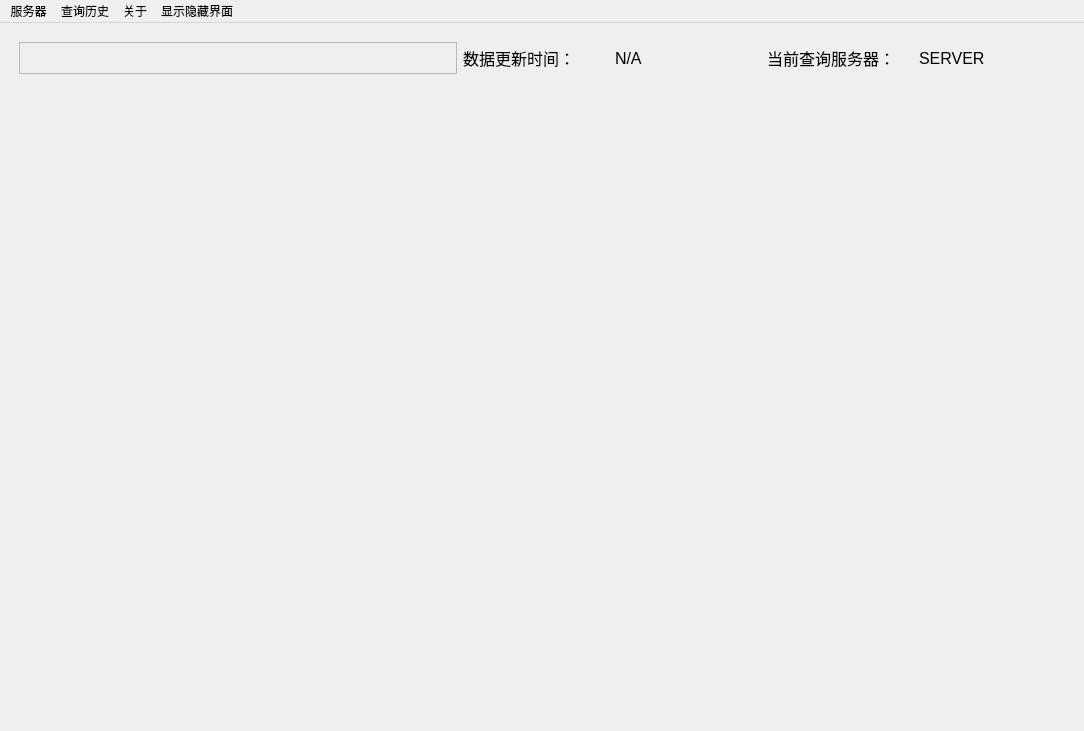
First picture: the form in Paissa.ui, repository NagaResst/Paissa, before the edit.
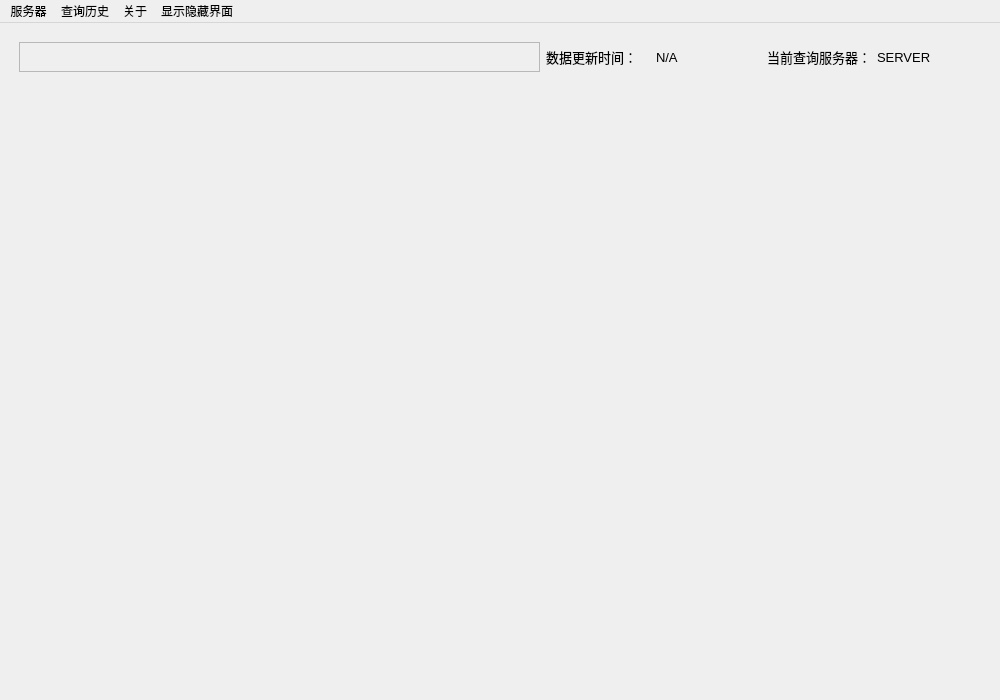
Second picture: the form after the edit.

Diff of the .ui file:
```diff
--- a/Paissa.ui
+++ b/Paissa.ui
@@ -9,8 +9,8 @@
    <rect>
     <x>0</x>
     <y>0</y>
-    <width>1084</width>
-    <height>731</height>
+    <width>1000</width>
+    <height>700</height>
    </rect>
   </property>
   <property name="sizePolicy">
@@ -29,7 +29,7 @@
    <string>猴面雀 - FF14市场查询工具</string>
   </property>
   <widget class="QWidget" name="centralwidget">
-   <layout class="QGridLayout" name="gridLayout" rowstretch="0,0">
+   <layout class="QGridLayout" name="gridLayout" rowstretch="1,20" rowminimumheight="30,0">
     <property name="leftMargin">
      <number>10</number>
     </property>
@@ -52,7 +52,7 @@
       </property>
       <layout class="QGridLayout" name="gridLayout_3">
        <item row="0" column="0">
-        <layout class="QHBoxLayout" name="horizontalLayout" stretch="3,1,1,1,1">
+        <layout class="QHBoxLayout" name="horizontalLayout" stretch="5,1,1,1,1">
          <property name="spacing">
           <number>6</number>
          </property>
@@ -61,6 +61,12 @@
          </property>
          <item>
           <widget class="QFrame" name="frame">
+           <property name="minimumSize">
+            <size>
+             <width>0</width>
+             <height>30</height>
+            </size>
+           </property>
            <property name="frameShape">
             <enum>QFrame::StyledPanel</enum>
            </property>
@@ -74,7 +80,7 @@
            <property name="font">
             <font>
              <family>Arial</family>
-             <pointsize>12</pointsize>
+             <pointsize>10</pointsize>
             </font>
            </property>
            <property name="text">
@@ -83,11 +89,17 @@
           </widget>
          </item>
          <item>
-          <widget class="QLabel" name="update_time">
+          <widget class="QLabel" name="show_update_time">
+           <property name="minimumSize">
+            <size>
+             <width>0</width>
+             <height>0</height>
+            </size>
+           </property>
            <property name="font">
             <font>
              <family>Arial</family>
-             <pointsize>12</pointsize>
+             <pointsize>10</pointsize>
             </font>
            </property>
            <property name="text">
@@ -100,7 +112,7 @@
            <property name="font">
             <font>
              <family>Arial</family>
-             <pointsize>12</pointsize>
+             <pointsize>10</pointsize>
             </font>
            </property>
            <property name="text">
@@ -113,7 +125,7 @@
            <property name="font">
             <font>
              <family>Arial</family>
-             <pointsize>12</pointsize>
+             <pointsize>10</pointsize>
             </font>
            </property>
            <property name="text">
@@ -140,8 +152,8 @@
     <rect>
      <x>0</x>
      <y>0</y>
-     <width>1084</width>
-     <height>23</height>
+     <width>1000</width>
+     <height>20</height>
     </rect>
    </property>
    <widget class="QMenu" name="server">
```
Left out of the diff: 20 changed lines with no effect on the pictures.
